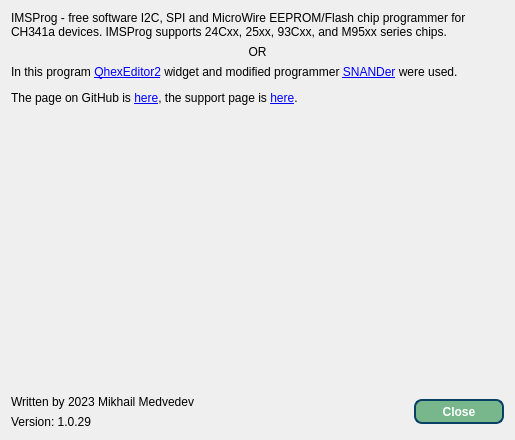
Above: IMSProg_programmer/dialogabout.ui from bigbigmdm/IMSProg before the change. Below: the same form after it.
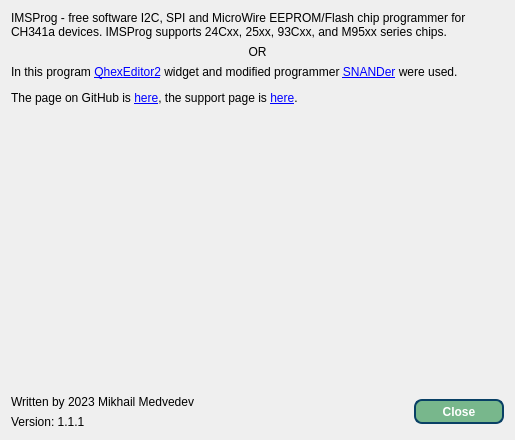
That is the form after the change. Icons and pictures are not drawn.

Diff of the .ui file:
```diff
--- a/IMSProg_programmer/dialogabout.ui
+++ b/IMSProg_programmer/dialogabout.ui
@@ -103,7 +103,7 @@
        <item>
         <widget class="QLabel" name="label_5">
          <property name="text">
-          <string>Version: 1.0.29</string>
+          <string>Version: 1.1.1</string>
          </property>
         </widget>
        </item>
```
